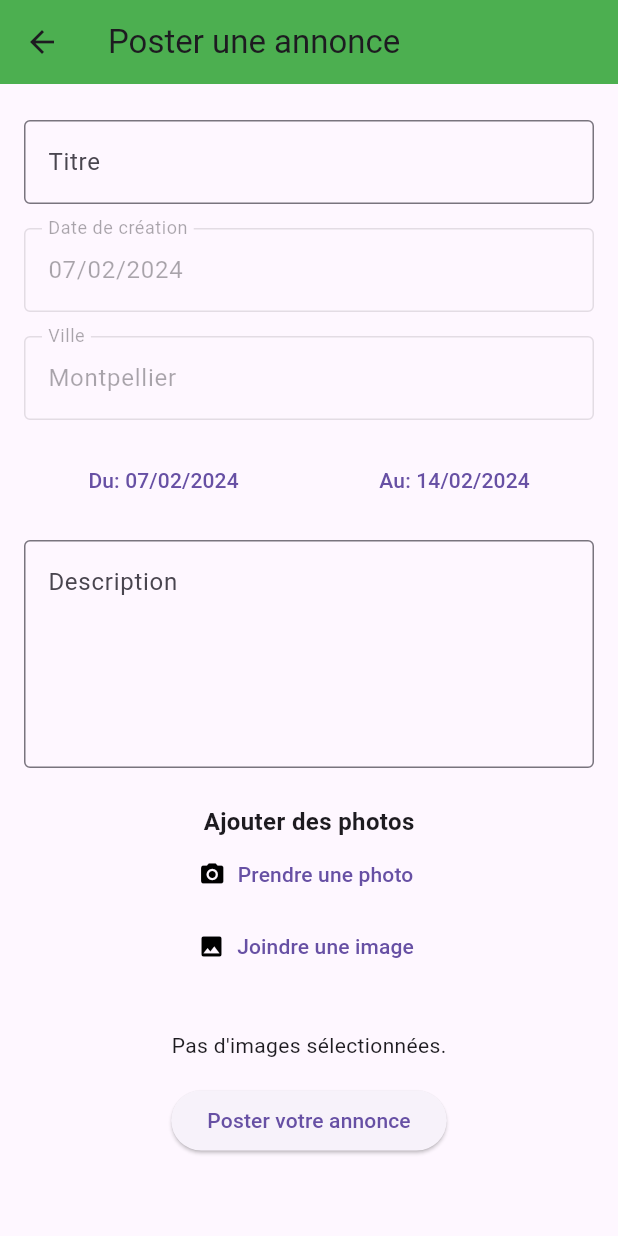
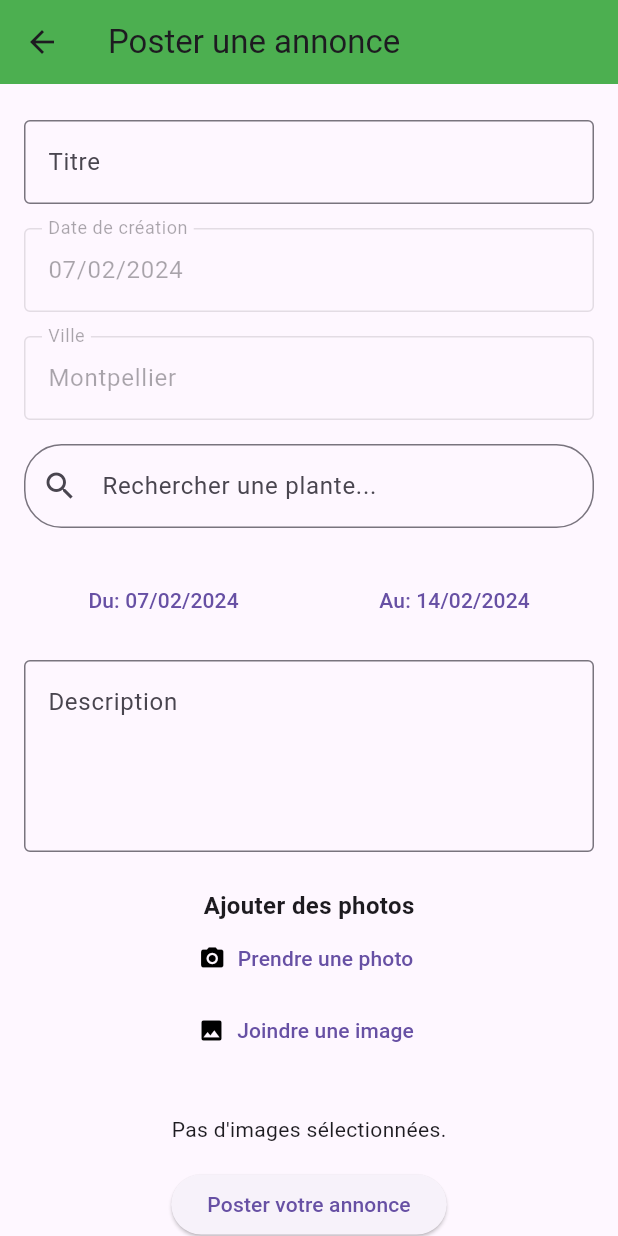
Before and after one commit to HWefour/MSPR_Mobile, a Flutter app: the CreateAnnonce screen opened directly, on a phone screen of 412 x 824 dp. Run offline on Flutter 3.47's test engine with Material 3 defaults, Android fonts, the phone set to English and light mode, and no system bars; our stand-ins replace flutter_map, image_picker, latlong2, location; network calls fail.

Commit message:
ajout de la recherche de plant quand on poste une annonce

```diff
--- a/a_rosa_je/lib/api/api_service.dart
+++ b/a_rosa_je/lib/api/api_service.dart
@@ -39,7 +39,7 @@ class ApiCreateAnnounce {
   static Future<http.Response> createAnnounce({
     required String title,
     required String createdAt,
-    required String idPlant,
+    required int idPlant,
     required String idUser,
     required String description,
     required String startDate,
--- a/a_rosa_je/lib/pages/create_annonce.dart
+++ b/a_rosa_je/lib/pages/create_annonce.dart
@@ -1,5 +1,7 @@
 import 'package:flutter/material.dart';
 import 'package:image_picker/image_picker.dart';
+import 'dart:convert';
+import 'package:http/http.dart' as http;
 import 'package:intl/intl.dart';
 import 'dart:io';
 import '../api/api_service.dart';
@@ -20,6 +22,10 @@ class _CreateAnnonceState extends State<CreateAnnonce> {
   String city = 'Montpellier'; //à modifier plus tard
   String description = '';
   int numberOfPlants = 0;
+  int selectedPlantId = 0;
+  TextEditingController plantSearchController = TextEditingController();
+  List<Map<String, dynamic>> plants = [];
+
   List<XFile>? imageFiles = [];
 
   Future<void> _selectDate(BuildContext context, bool isStart) async {
@@ -89,6 +95,33 @@ class _CreateAnnonceState extends State<CreateAnnonce> {
     }
   }
 
+
+  //api pour chercher une plante
+  Future<void> fetchNamePlant(String namePlant) async {
+    final response = await http.get(
+      Uri.parse('http://localhost:1212/plant/'),
+    );
+    if (response.statusCode == 200) {
+      final jsonData = json.decode(response.body);
+      List<Map<String, dynamic>> plantsData = []; // Stockez les noms et IDs des plantes
+      for (var plantData in jsonData) {
+        if (plantData['name'].toLowerCase().contains(namePlant.toLowerCase())) {
+          plantsData.add({
+            'name': plantData['name'],
+            'idPlant': plantData['idPlant'], // Supposons que chaque plante a un champ 'idPlant'
+          });
+        }
+      }
+      setState(() {
+        plants = plantsData;
+      });
+    } else {
+      throw Exception('Échec de la récupération des données');
+    }
+  }
+
+
+
   @override
   Widget build(BuildContext context) {
     return Scaffold(
@@ -146,6 +179,51 @@ class _CreateAnnonceState extends State<CreateAnnonce> {
                   ),
                 ),
               ),
+              //champ namePlante
+              Padding(
+                padding: const EdgeInsets.symmetric(vertical: 8.0),
+                child: TextField(
+                  controller: plantSearchController,
+                  decoration: InputDecoration(
+                    labelText: "Rechercher une plante...",
+                    hintText: "Entrez le nom d'une plante",
+                    prefixIcon: Icon(Icons.search),
+                    border: OutlineInputBorder(
+                      borderRadius: BorderRadius.all(Radius.circular(25.0)),
+                    ),
+                  ),
+                  onChanged: (plantName) {
+                    if (plantName.isNotEmpty) {
+                      fetchNamePlant(plantName);
+                    }
+                  },
+                ),
+              ),
+              SizedBox(height: 8.0),
+              if (plants.isNotEmpty) ...[ // Ajout de ... pour étendre la liste de widgets
+                Container(
+                  height: 200.0, // Ajustez la hauteur selon vos besoins
+                  decoration: BoxDecoration(
+                    color: Colors.white,
+                    borderRadius: BorderRadius.circular(10.0),
+                  ),
+                  child: ListView.builder(
+                    itemCount: plants.length,
+                    itemBuilder: (BuildContext context, int index) {
+                      return ListTile(
+                        title: Text(plants[index]['name']),
+                        onTap: () {
+                          setState(() {
+                            selectedPlantId = plants[index]['idPlant'];
+                            plantSearchController.text = plants[index]['name'];
+                            plants.clear();
+                          });
+                        },
+                      );
+                    },
+                  ),
+                ),
+              ],
               //date début et date fin
               Padding(
                 padding: const EdgeInsets.symmetric(vertical: 8.0),
@@ -178,7 +256,7 @@ class _CreateAnnonceState extends State<CreateAnnonce> {
                     alignLabelWithHint: true, // Aligns the label with the hint text
                     border: OutlineInputBorder(),
                   ),
-                  maxLines: 5, // Set to your preference
+                  maxLines: 4, // Set to your preference
                   keyboardType: TextInputType.multiline,
                   onSaved: (value) {
                     description = value!;
@@ -253,7 +331,7 @@ class _CreateAnnonceState extends State<CreateAnnonce> {
                       final response = await ApiCreateAnnounce.createAnnounce(
                         title: title,
                         createdAt: formattedCreationDate,
-                        idPlant: "4", // Vous devez adapter cette partie selon votre logique d'application
+                        idPlant: selectedPlantId, // Vous devez adapter cette partie selon votre logique d'application
                         idUser: "16", // Id user
                         description: description,
                         startDate: formattedStartDate,
```
